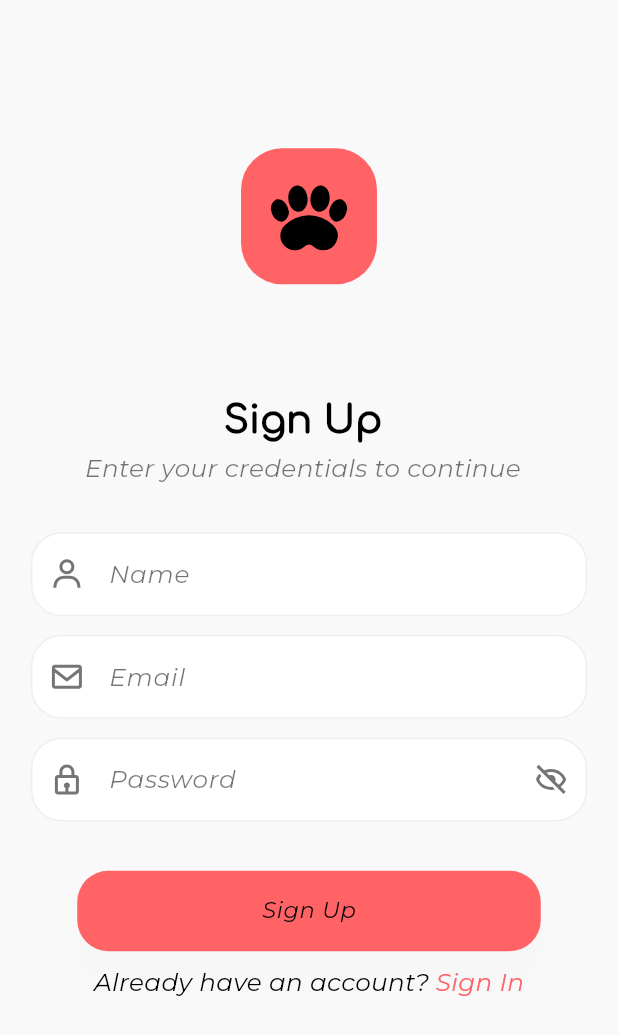
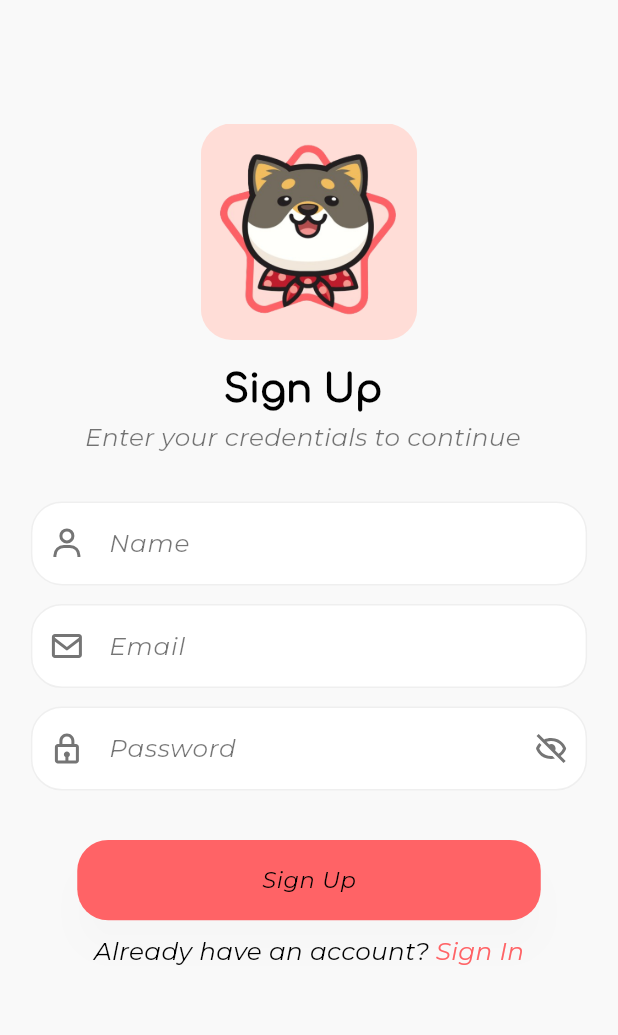
Before and after one commit to PettoORG/petto_app, a Flutter app: the AuthScreen screen opened by its route, swiped to page 3, on a phone screen of 412 x 824 dp. Shown: the top 1035 px of the screen. Run offline on Flutter 3.47's test engine with Material 3 defaults, Android fonts, the light colour scheme and no system bars; our stand-ins replace cloud_firestore, connectivity_plus, firebase_auth, firebase_core, firebase_storage, flutter_local_notifications and 15 more; accounts and stored records are empty; generated files the repository leaves out were written again; project files that could hold a hidden picture were left out.

Commit message:
adjust mvp

```diff
--- a/data/politics_en.json
+++ b/data/politics_en.json
@@ -46,7 +46,7 @@
     },
     "10_contact": {
       "title": "10. Contact",
-      "point": "For any questions or concerns regarding our privacy policy, contact us at [contact email].",
+      "point": "For any questions or concerns regarding our privacy policy, contact us at petto.org@gmail.com",
       "details": ""
     }
   }
--- a/lib/UI/screens/auth/log_in_view.dart
+++ b/lib/UI/screens/auth/log_in_view.dart
@@ -2,7 +2,6 @@
 
 import 'package:flutter/gestures.dart';
 import 'package:flutter/material.dart';
-import 'package:flutter_svg/svg.dart';
 import 'package:go_router/go_router.dart';
 import 'package:icons_plus/icons_plus.dart';
 import 'package:petto_app/UI/providers/providers.dart';
@@ -55,6 +54,7 @@ class _LoginViewState extends State<LoginView> {
             crossAxisAlignment: CrossAxisAlignment.center,
             mainAxisAlignment: MainAxisAlignment.center,
             children: [
+              SizedBox(height: 10.h),
               const _Logo(),
               ListTile(
                 title: Padding(
@@ -201,22 +201,16 @@ class _LoginViewState extends State<LoginView> {
 
 class _Logo extends StatelessWidget {
   const _Logo();
+
   @override
   Widget build(BuildContext context) {
-    ColorScheme color = Theme.of(context).colorScheme;
-    return Container(
-      padding: EdgeInsets.all(8.sp),
-      margin: EdgeInsets.only(bottom: 7.h, top: 12.h),
-      height: 11.h,
-      width: 11.h,
-      decoration: BoxDecoration(
-        borderRadius: BorderRadius.circular(20.sp),
-        color: color.primary,
-      ),
-      child: SvgPicture.asset(
-        "assets/petto.svg",
-        height: 10.h,
-        width: 10.w,
+    return ClipRRect(
+      borderRadius: BorderRadius.circular(5.w),
+      child: Image.asset(
+        "assets/icon/icon.png",
+        fit: BoxFit.cover,
+        height: 35.w,
+        width: 35.w,
       ),
     );
   }
--- a/lib/UI/screens/auth/sigin_up_view.dart
+++ b/lib/UI/screens/auth/sigin_up_view.dart
@@ -1,7 +1,6 @@
 // ignore_for_file: use_build_context_synchronously
 import 'package:flutter/material.dart';
 import 'package:flutter_gen/gen_l10n/app_localizations.dart';
-import 'package:flutter_svg/flutter_svg.dart';
 import 'package:go_router/go_router.dart';
 import 'package:icons_plus/icons_plus.dart';
 import 'package:petto_app/UI/providers/providers.dart';
@@ -50,6 +49,7 @@ class _RegisterViewState extends State<RegisterView> {
             crossAxisAlignment: CrossAxisAlignment.center,
             mainAxisAlignment: MainAxisAlignment.center,
             children: [
+              SizedBox(height: 10.h),
               const _Logo(),
               Padding(
                 padding: EdgeInsets.symmetric(vertical: 0.8.h),
@@ -164,20 +164,13 @@ class _Logo extends StatelessWidget {
 
   @override
   Widget build(BuildContext context) {
-    ColorScheme color = Theme.of(context).colorScheme;
-    return Container(
-      padding: EdgeInsets.all(8.sp),
-      margin: EdgeInsets.only(bottom: 7.h, top: 12.h),
-      height: 11.h,
-      width: 11.h,
-      decoration: BoxDecoration(
-        borderRadius: BorderRadius.circular(20.sp),
-        color: color.primary,
-      ),
-      child: SvgPicture.asset(
-        "assets/petto.svg",
-        height: 10.h,
-        width: 10.w,
+    return ClipRRect(
+      borderRadius: BorderRadius.circular(5.w),
+      child: Image.asset(
+        "assets/icon/icon.png",
+        fit: BoxFit.cover,
+        height: 35.w,
+        width: 35.w,
       ),
     );
   }
```
Also changed, not shown: assets/icon/icon-transparent.png (added).
